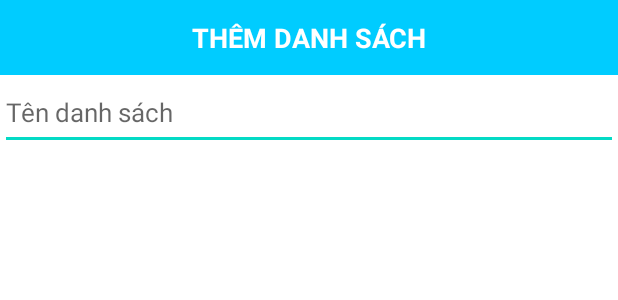
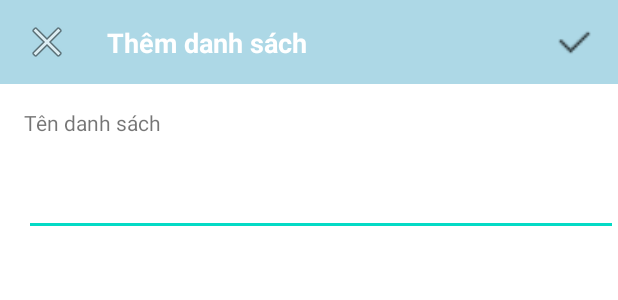
Before and after one commit to hauphanlvc/DoAnNT118, an Android app: the layout activity_them_danh_sach.xml on its own in the app's theme, with its tools: preview values and no code run, on a phone screen of 412 x 824 dp. Shown: the top 300 px of the screen. Run offline under Robolectric (Android 15) with nearby library versions, the light colour scheme and no system bars.

Commit message:
danh sach

```diff
--- a/app/src/main/res/layout/activity_them_danh_sach.xml
+++ b/app/src/main/res/layout/activity_them_danh_sach.xml
@@ -1,25 +1,80 @@
 <?xml version="1.0" encoding="utf-8"?>
-<LinearLayout xmlns:android="http://schemas.android.com/apk/res/android"
+<androidx.constraintlayout.widget.ConstraintLayout xmlns:android="http://schemas.android.com/apk/res/android"
+    xmlns:app="http://schemas.android.com/apk/res-auto"
+    xmlns:tools="http://schemas.android.com/tools"
     android:layout_width="match_parent"
-    android:layout_height="wrap_content"
-    android:orientation="vertical">
+    android:layout_height="match_parent"
+    >
+    <androidx.constraintlayout.widget.ConstraintLayout
+        android:id="@+id/action_bar_them_danh_sach"
+        android:layout_width="match_parent"
+        android:layout_height="?actionBarSize"
+        android:background="@color/LightBlue"
+        android:gravity="center_vertical"
+        android:orientation="horizontal"
+        android:paddingStart="15dp"
+        android:paddingEnd="15dp"
+        app:layout_constraintEnd_toEndOf="parent"
+        app:layout_constraintStart_toStartOf="parent"
+        app:layout_constraintTop_toTopOf="parent">
+
+
+        <ImageView
+            android:id="@+id/iv_thoat_tao_danh_sach"
+            android:layout_width="wrap_content"
+            android:layout_height="wrap_content"
+            app:layout_constraintBottom_toBottomOf="parent"
+            app:layout_constraintStart_toStartOf="parent"
+            app:layout_constraintTop_toTopOf="parent"
+            app:srcCompat="@android:drawable/ic_menu_close_clear_cancel" />
+
+        <ImageView
+            android:id="@+id/iv_hoan_thanh_tao_danh_sach"
+            android:layout_width="27dp"
+            android:layout_height="26dp"
+            app:layout_constraintBottom_toBottomOf="@+id/iv_thoat_tao_danh_sach"
+            app:layout_constraintEnd_toEndOf="parent"
+            app:layout_constraintTop_toTopOf="@+id/iv_thoat_tao_danh_sach"
+            app:srcCompat="@drawable/complete" />
+
+        <TextView
+            android:id="@+id/tv_tao_danh_sach"
+            android:layout_width="150dp"
+            android:layout_height="25dp"
+            android:layout_marginStart="24dp"
+            android:text="Thêm danh sách"
+            android:textColor="@color/white"
+            android:textSize="18sp"
+            android:textStyle="bold"
+            app:layout_constraintBottom_toBottomOf="@+id/iv_thoat_tao_danh_sach"
+            app:layout_constraintStart_toEndOf="@+id/iv_thoat_tao_danh_sach"
+            app:layout_constraintTop_toTopOf="@+id/iv_thoat_tao_danh_sach"
+            app:layout_constraintVertical_bias="0.571" />
+
+    </androidx.constraintlayout.widget.ConstraintLayout>
 
     <TextView
-        android:layout_width="match_parent"
-        android:layout_height="50dp"
-        android:gravity="center"
-        android:background="#00CCFF"
-        android:textColor="#FFFFFF"
-        android:textStyle="bold"
-        android:textSize="18dp"
-        android:text="THÊM DANH SÁCH"/>
+        android:id="@+id/tv_ten_danh_sach"
+        android:layout_width="wrap_content"
+        android:layout_height="wrap_content"
+        android:layout_marginStart="16dp"
+        android:layout_marginTop="16dp"
+        android:text="Tên danh sách "
+        app:layout_constraintStart_toStartOf="parent"
+        app:layout_constraintTop_toBottomOf="@+id/action_bar_them_danh_sach" />
 
     <EditText
-        android:id="@+id/Danh_sach"
-        android:layout_width="match_parent"
+        android:id="@+id/et_ten_danh_sach"
+        android:layout_width="0dp"
         android:layout_height="50dp"
-        android:textColor="#000000"
-        android:textSize="17dp"
-        android:hint="Tên danh sách"/>
+        android:layout_marginStart="16dp"
+        android:layout_marginTop="16dp"
+        android:ems="10"
+        android:inputType=""
+        android:minHeight="48dp"
 
-</LinearLayout>
+        app:layout_constraintEnd_toEndOf="parent"
+        app:layout_constraintHorizontal_bias="0.0"
+        app:layout_constraintStart_toStartOf="parent"
+        app:layout_constraintTop_toBottomOf="@+id/tv_ten_danh_sach" />
+</androidx.constraintlayout.widget.ConstraintLayout>
--- a/app/src/main/res/menu/menu_project.xml
+++ b/app/src/main/res/menu/menu_project.xml
@@ -2,11 +2,7 @@
 <menu xmlns:app="http://schemas.android.com/apk/res-auto"
     xmlns:android="http://schemas.android.com/apk/res/android">
 
-    <item
-        android:id="@+id/menu1"
-        android:icon="@drawable/ic_notifications"
-        android:title="Menu 2"
-        app:showAsAction="always" />
+
     <item
         android:id="@+id/menu2"
         android:checkable="false"
```
Also changed, not shown: app/src/main/AndroidManifest.xml (+11 -0 lines), app/src/main/java/com/example/doannt118/Activity_them_danh_sach.java (added, +26 -0 lines), app/src/main/java/com/example/doannt118/MainActivityProject.java (+23 -25 lines).
